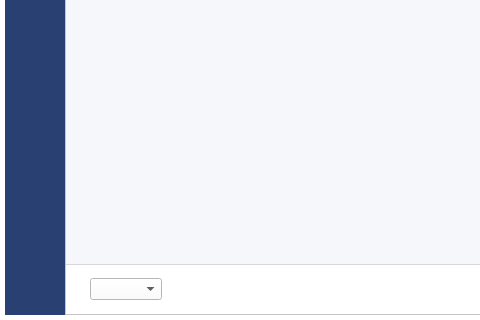
ZhouMei20220810/TEST, file mainwindow.ui: the form before one commit; both pictures show x 0 to 480 and y 448 to 768 of the 1366 by 768 pixel window.
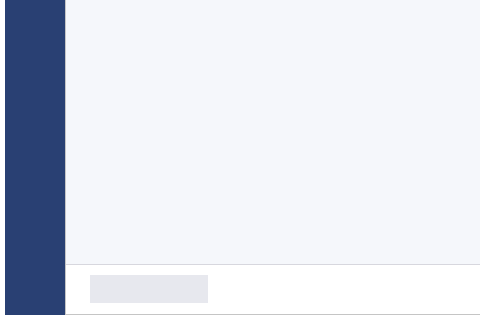
The form after the commit. The open tabs and pages were chosen to show the change. Icons and pictures are not drawn.

What changed in the file:
```diff
--- a/mainwindow.ui
+++ b/mainwindow.ui
@@ -3025,7 +3025,50 @@
                  <number>24</number>
                 </property>
                 <item>
-                 <widget class="QComboBox" name="comboBoxGroupName"/>
+                 <widget class="QComboBox" name="comboBoxGroupName">
+                  <property name="styleSheet">
+                   <string notr="true">QComboBox{
+background-color:#E7E8EE;
+border:none;
+height:28px;
+width:100px;
+}
+
+QComboBox::down-arrow {
+	image: url(:/login/resource/login/ico_down.png);
+	height:30px;width:15px;
+background-color:#E7E8EE;
+border:none;
+} 
+QComboBox::drop-down{
+	border:none;
+padding-right:5px;
+	background-color: rgba(255, 255, 255, 0);
+} 
+QComboBox QAbstractItemView
+{
+	background:#FFFFFFFF;
+	border:1px solid rgba(228,228,228,1);
+	border-radius:0px 0px 5px 5px;
+	font-size:14px;
+	outline:0px;
+}
+QComboBox QAbstractItemView::item{
+	height:36px;
+	color:#FF666666;
+	padding-left:9px;
+	background-color:#FFFFFFFF;
+}
+QComboBox QAbstractItemView::item:hover{
+	color:#FFFFFFFF;
+	background-color:#FF409CE1;
+}
+QComboBox QAbstractItemView::item:selected{
+	color:#FFFFFFFF;
+	background-color:#FF409CE1;
+}</string>
+                  </property>
+                 </widget>
                 </item>
                 <item>
                  <spacer name="horizontalSpacer_8">
```
